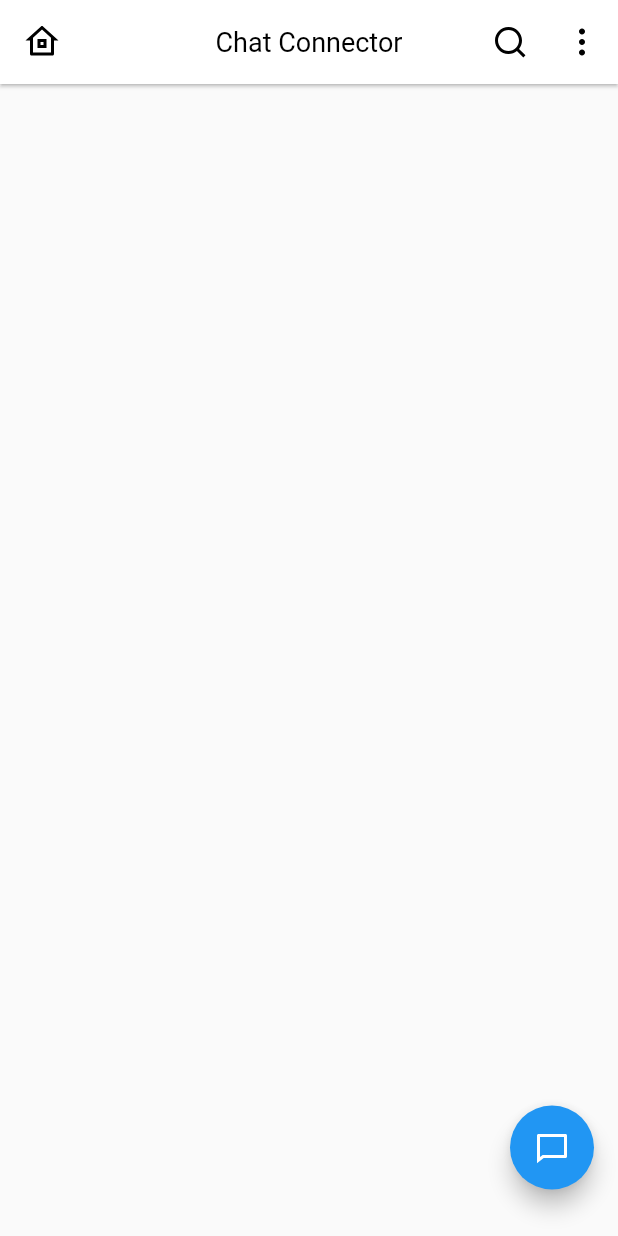
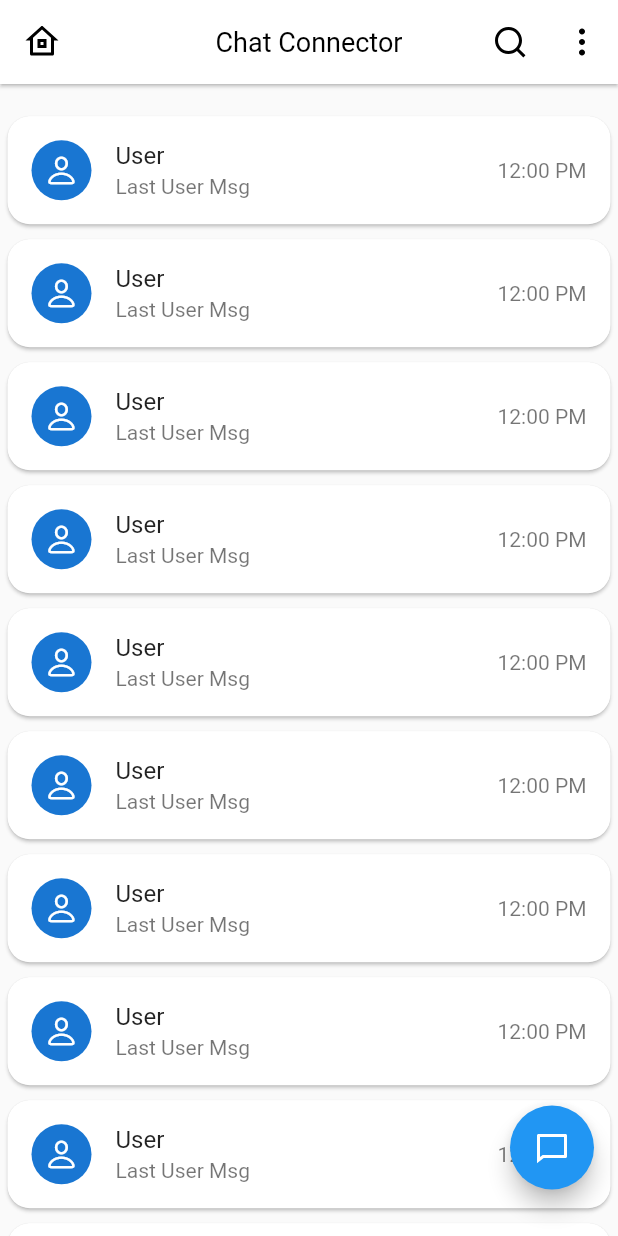
Before and after one commit to Avinash174/CHAT-CONNECTOR, a Flutter app: the HomeScreen screen opened directly, on a phone screen of 412 x 824 dp. Run offline on Flutter 3.47's test engine with Material 2 defaults, Android fonts, the light colour scheme and no system bars; our stand-ins replace firebase_auth, firebase_core, google_sign_in, remixicon; accounts and stored records are empty.

Commit message:
new changes add

```diff
--- /dev/null
+++ b/lib/apis/apis.dart
@@ -0,0 +1,5 @@
+import 'package:firebase_auth/firebase_auth.dart';
+
+class APIs {
+  static FirebaseAuth auth = FirebaseAuth.instance;
+}
--- a/lib/screens/home_screen.dart
+++ b/lib/screens/home_screen.dart
@@ -1,4 +1,8 @@
+import 'package:connector/apis/apis.dart';
+import 'package:connector/main.dart';
+import 'package:connector/widgets/chat_user.dart';
 import 'package:flutter/material.dart';
+import 'package:google_sign_in/google_sign_in.dart';
 import 'package:remixicon/remixicon.dart';
 
 class HomeScreen extends StatefulWidget {
@@ -35,12 +39,24 @@ class _HomeScreenState extends State<HomeScreen> {
             vertical: 15,
           ),
           child: FloatingActionButton(
-          onPressed: () {},
+            onPressed: () async {
+              await APIs.auth.signOut();
+              await GoogleSignIn().signOut();
+            },
             child: const Icon(
               Remix.chat_4_line,
             ),
           ),
         ),
-    );
+        body: ListView.builder(
+          padding: EdgeInsets.only(
+            top: mq.height * 0.02,
+          ),
+          physics: const BouncingScrollPhysics(),
+          itemCount: 15,
+          itemBuilder: (context, index) {
+            return const ChatUserCard();
+          },
+        ));
   }
 }
--- /dev/null
+++ b/lib/widgets/chat_user.dart
@@ -0,0 +1,47 @@
+import 'package:flutter/cupertino.dart';
+import 'package:flutter/material.dart';
+
+class ChatUserCard extends StatefulWidget {
+  const ChatUserCard({super.key});
+
+  @override
+  State<ChatUserCard> createState() => _ChatUserCardState();
+}
+
+class _ChatUserCardState extends State<ChatUserCard> {
+  @override
+  Widget build(BuildContext context) {
+    return Card(
+      margin: const EdgeInsets.all(
+        5.0,
+      ),
+      elevation: 1,
+      shape: RoundedRectangleBorder(
+        borderRadius: BorderRadius.circular(
+          15.0,
+        ),
+      ),
+      child: InkWell(
+        onTap: () {},
+        child: const ListTile(
+          leading: CircleAvatar(
+            child: Icon(
+              CupertinoIcons.person,
+            ),
+          ),
+          title: Text('User'),
+          subtitle: Text(
+            'Last User Msg',
+            maxLines: 1,
+          ),
+          trailing: Text(
+            '12:00 PM',
+            style: TextStyle(
+              color: Colors.black54,
+            ),
+          ),
+        ),
+      ),
+    );
+  }
+}
```
Also changed, not shown: lib/helper/dialog.dart (+11 -0 lines), lib/screens/auth.screen/login_screen.dart (+5 -2 lines), lib/screens/splash_sxreen.dart (+23 -6 lines). Lines whose indentation alone changed are shown as unchanged.
